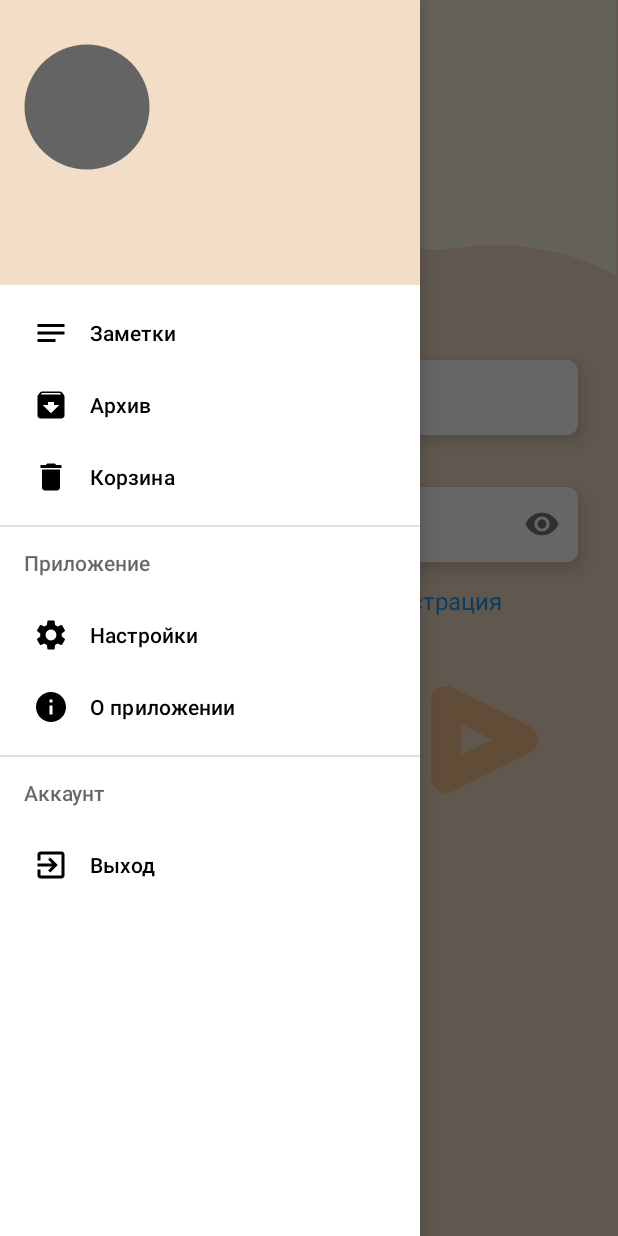
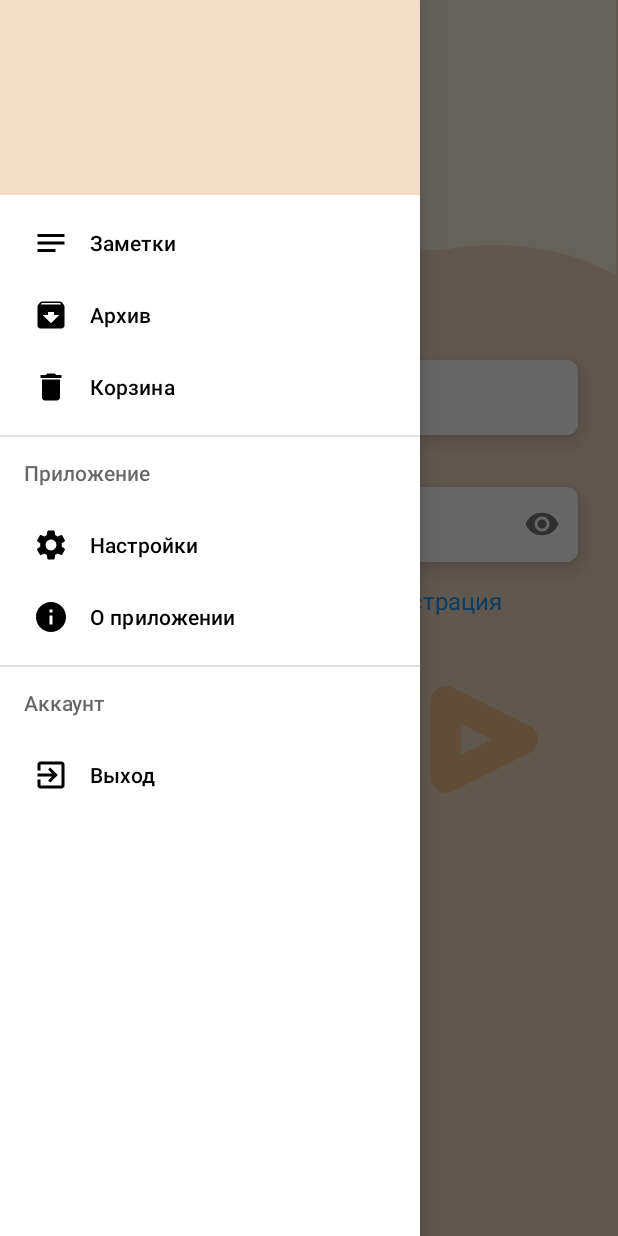
Before and after one commit to MatveySemenov/Notes, an Android app: the screen it shows after launch (DashboardActivity), with the side drawer open, on a phone screen of 412 x 824 dp. Run offline under Robolectric (Android 15) with nearby library versions, the phone set to English and light mode, and no system bars; our stand-ins replace Firebase (no records; nobody signed in at launch, a user with empty details on screens opened directly), navigation-ui.

Commit message:
Последние изменения перед введение MVVM

```diff
--- a/app/src/main/res/layout/app_bar_main.xml
+++ b/app/src/main/res/layout/app_bar_main.xml
@@ -20,12 +20,6 @@
             android:layout_height="?attr/actionBarSize"
             android:background="?attr/colorOnPrimary">
 
-            <SearchView
-                android:layout_width="wrap_content"
-                android:layout_height="wrap_content"
-                android:layout_gravity="end"
-                app:layout_constraintEnd_toEndOf="parent"/>
-
         </androidx.appcompat.widget.Toolbar>
     </com.google.android.material.appbar.AppBarLayout>
 
--- a/app/src/main/res/layout/nav_header_main.xml
+++ b/app/src/main/res/layout/nav_header_main.xml
@@ -3,7 +3,7 @@
     xmlns:android="http://schemas.android.com/apk/res/android"
     xmlns:app="http://schemas.android.com/apk/res-auto"
     android:layout_width="match_parent"
-    android:layout_height="190dp"
+    android:layout_height="130dp"
     android:background="?attr/colorOnPrimary"
     android:gravity="bottom"
     android:orientation="vertical"
@@ -12,28 +12,16 @@
     android:paddingRight="8dp"
     android:paddingBottom="8dp">
 
-        <ImageView
-            android:id="@+id/nav_header_image"
-            android:layout_width="120dp"
-            android:layout_height="120dp"
-            android:layout_marginStart="-10dp"
-            android:layout_marginTop="3dp"
-            android:padding="10dp"
-            app:layout_constraintStart_toStartOf="parent"
-            app:layout_constraintTop_toTopOf="parent"
-            app:srcCompat="@drawable/ic_baseline_brightness_1_24" />
-
         <TextView
             android:id="@+id/nav_header_name"
             android:layout_width="match_parent"
             android:layout_height="wrap_content"
             android:layout_marginStart="16dp"
             android:text="Гость"
-            android:textSize="20dp"
+            android:textSize="26dp"
             android:textColor="?attr/colorPrimary"
             android:textStyle="bold"
-            app:layout_constraintStart_toStartOf="parent"
-            app:layout_constraintTop_toBottomOf="@+id/nav_header_image" />
+            app:layout_constraintStart_toStartOf="parent" />
 
         <TextView
             android:id="@+id/nav_header_gmail"
--- a/app/src/main/res/values/strings.xml
+++ b/app/src/main/res/values/strings.xml
@@ -26,7 +26,7 @@
 
     <!-- About -->
     <string name="about_version_app">Версия 0.0.0.1</string>
-    <string name="about_avtor_app">Разработчик: Motya Studio</string>
+    <string name="about_avtor_app">Разработчик: Semenov Matvey</string>
 
 
     <!-- TODO: Remove or change this placeholder text -->
```
Also changed, not shown: app/src/main/res/layout-land/activity_main.xml (added, +26 -0 lines).
